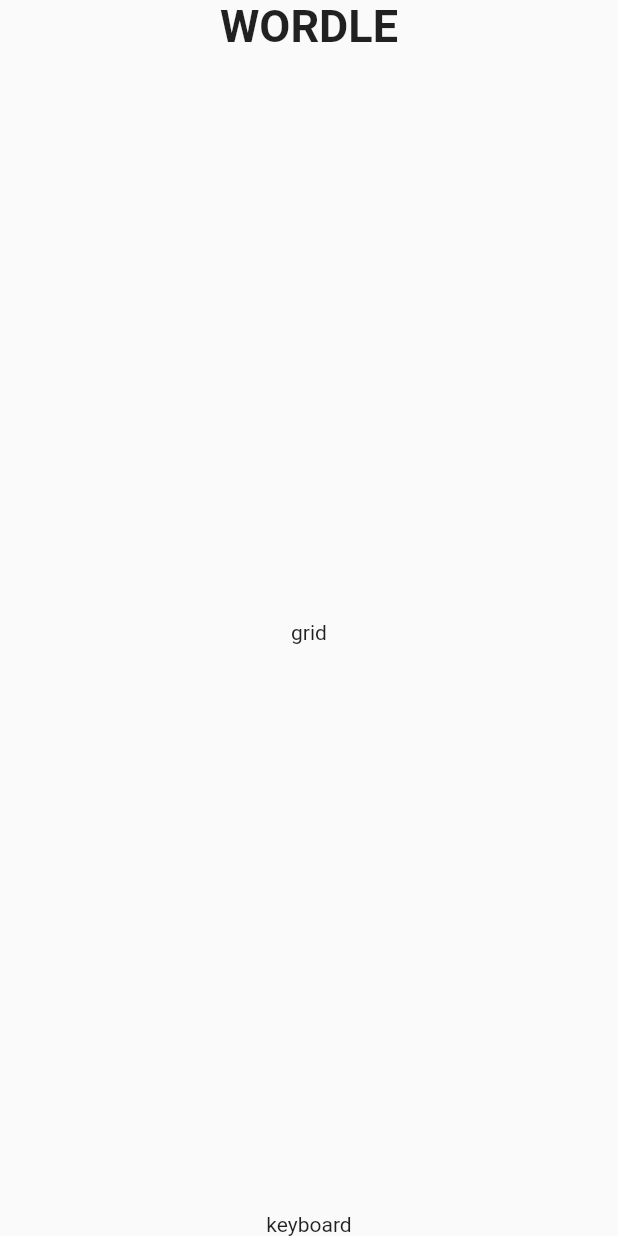
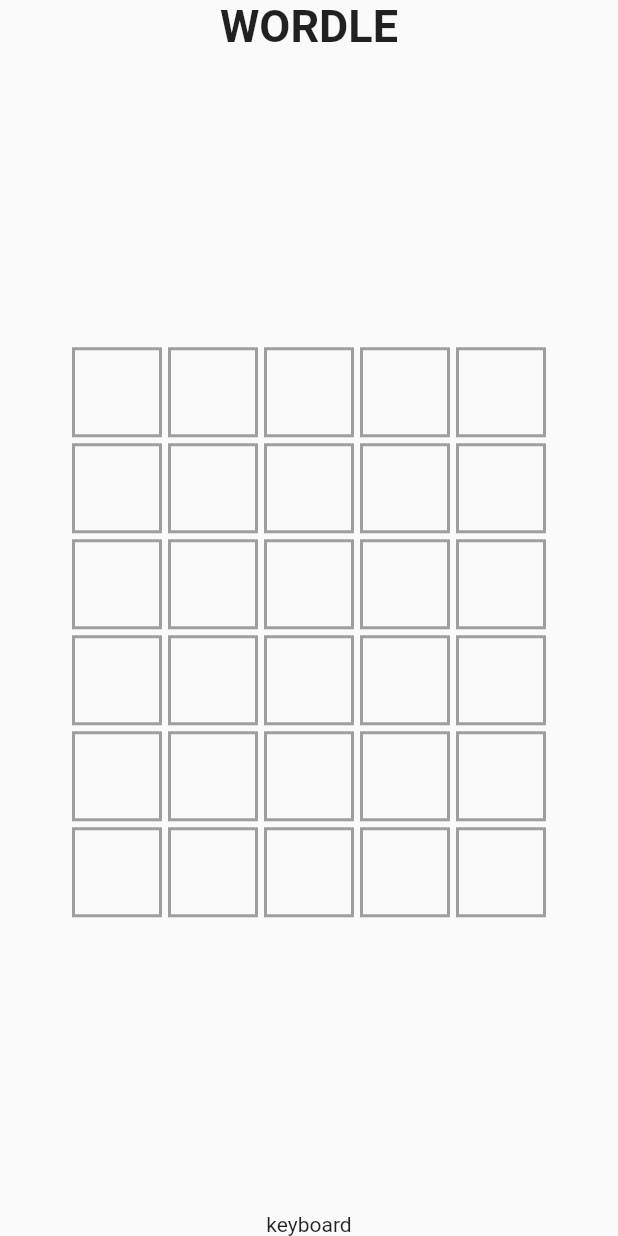
Before and after one commit to Elienock/Wordle-game-Clone, a Flutter app: the screen it shows after launch, on a phone screen of 412 x 824 dp. Run offline on Flutter 3.47's test engine with Material 2 defaults, Android fonts, the phone set to English and light mode, and no system bars.

Commit message:
working with the grid and almost done

```diff
--- a/lib/widgets/wordle_grid.dart
+++ b/lib/widgets/wordle_grid.dart
@@ -1,13 +1,33 @@
 import 'package:flutter/material.dart';
+import 'package:wordle_clone/widgets/wordle_letterbox.dart';
 
+const rows =6;
+const wordSize=5;
 
 class WordleGrid extends StatelessWidget {
   const WordleGrid({Key? key}) : super(key: key);
 
   @override
   Widget build(BuildContext context) {
+
+    final List<Row> wordleRows = List.empty(growable: true);
+
+    for (int i =0;i<rows;i++){
+     final List<WordleLetterBox> boxes = List.empty(growable: true);
+      for (int j=0;j<wordSize; j++){
+        boxes.add(WordleLetterBox());
+      }
+    wordleRows.add(Row(
+     mainAxisSize: MainAxisSize.min,
+      children: boxes,
+    ));
+    }
+
     return Container(
-      child: Text("grid"),
+      child: Column(
+        crossAxisAlignment: CrossAxisAlignment.center,
+        children: wordleRows,
+      ),
     );
   }
 }
--- /dev/null
+++ b/lib/widgets/wordle_letterbox.dart
@@ -0,0 +1,19 @@
+import 'package:flutter/material.dart';
+
+class WordleLetterBox extends StatelessWidget {
+  const WordleLetterBox({Key? key}) : super(key: key);
+
+  @override
+  Widget build(BuildContext context) {
+    return Container(
+      width: 60,
+      height: 60,
+      alignment: Alignment.center,
+      padding:EdgeInsets.all(10),
+      margin: EdgeInsets.all(2),
+      decoration: BoxDecoration(
+        border: Border.all(color: Colors.grey, width: 2),
+      ),
+    );
+  }
+}
```
